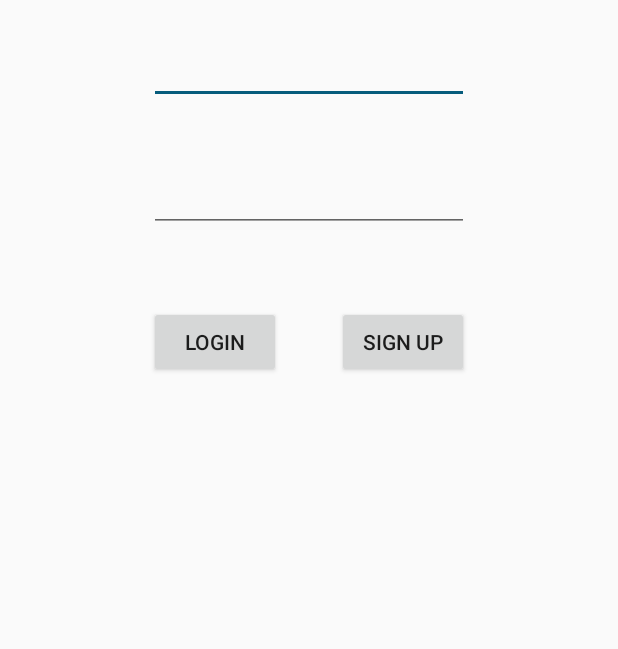
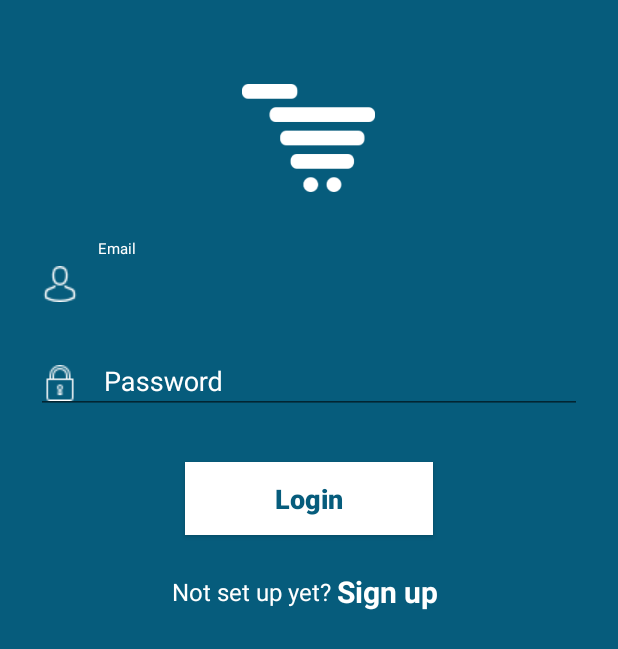
Before and after one commit to Mohammedkhaled95/MarketPlace, an Android app: the screen it shows after launch (LoginActivity), on a phone screen of 412 x 824 dp. Shown: the top 649 px of the screen. Run offline under Robolectric (Android 15) with nearby library versions, the phone set to English and light mode, and no system bars; our stand-ins replace Firebase (no records; nobody signed in at launch, a user with empty details on screens opened directly).

Commit message:
some changes login redesign

```diff
--- a/app/build.gradle
+++ b/app/build.gradle
@@ -4,7 +4,7 @@ android {
     compileSdkVersion 26
     defaultConfig {
         applicationId "com.example.khaled.shopz"
-        minSdkVersion 19
+        minSdkVersion 15
         targetSdkVersion 26
         versionCode 1
         versionName "1.0"
@@ -34,6 +34,9 @@ dependencies {
 
 
     implementation 'com.google.firebase:firebase-messaging:11.0.4'
+
+
+    implementation 'com.github.florent37:materialtextfield:1.0.7'
 }
 
 
--- a/app/src/main/AndroidManifest.xml
+++ b/app/src/main/AndroidManifest.xml
@@ -13,6 +13,12 @@
         android:roundIcon="@mipmap/ic_launcher_round"
         android:supportsRtl="true"
         android:theme="@style/AppTheme">
+
+        <service android:name=".FirebaseMessagingService">
+            <intent-filter>
+                <action android:name="com.google.firebase.MESSAGING_EVENT"/>
+            </intent-filter>
+        </service>
 
         <activity android:name=".MainActivity" />
         <activity android:name=".LoginActivity">
--- a/app/src/main/java/com/example/khaled/shopz/AddNewItemActivity.java
+++ b/app/src/main/java/com/example/khaled/shopz/AddNewItemActivity.java
@@ -116,15 +116,14 @@ public class AddNewItemActivity extends AppCompatActivity {
                     notification.setName("Mohammed");
                     notification.setPhone("0111480056561");
 
-                  /*
-                  *  mNotificationsRefernce.child(notiKey).setValue(notification)
+                    mNotificationsRefernce.child(notiKey).setValue(notification)
                    .addOnSuccessListener(new OnSuccessListener<Void>() {
                        @Override
                        public void onSuccess(Void aVoid) {
                            Toast.makeText(AddNewItemActivity.this, "success", Toast.LENGTH_SHORT).show();
 
                        }
-                   });*/
+                   });
                     saveNewProduct();
 
 
--- /dev/null
+++ b/app/src/main/res/drawable/edit_text_background.xml
@@ -0,0 +1,5 @@
+<shape xmlns:android="http://schemas.android.com/apk/res/android">
+    <stroke
+        android:width="2dp"
+        android:color="@color/colorWhite" />
+</shape>
--- /dev/null
+++ b/app/src/main/res/drawable/rounded_shape.xml
@@ -0,0 +1,13 @@
+<shape
+    xmlns:android="http://schemas.android.com/apk/res/android"
+    android:shape="rectangle"   >
+
+    <solid
+        android:color="@color/colorWhite" >
+    </solid>
+
+    <corners
+        android:radius="50dp"   >
+    </corners>
+
+</shape>
--- a/app/src/main/res/layout/activity_login.xml
+++ b/app/src/main/res/layout/activity_login.xml
@@ -1,55 +1,128 @@
 <?xml version="1.0" encoding="utf-8"?>
-<RelativeLayout xmlns:android="http://schemas.android.com/apk/res/android"
+<ScrollView xmlns:android="http://schemas.android.com/apk/res/android"
     xmlns:app="http://schemas.android.com/apk/res-auto"
-    xmlns:tools="http://schemas.android.com/tools"
     android:layout_width="match_parent"
     android:layout_height="match_parent"
-    tools:context="com.example.khaled.shopz.LoginActivity">
+    android:background="@color/colorMain"
+    android:fitsSystemWindows="true">
 
-    <EditText
-        android:id="@+id/email_edittext"
-        android:layout_width="wrap_content"
+    <LinearLayout
+        android:layout_width="match_parent"
         android:layout_height="wrap_content"
-        android:layout_alignParentTop="true"
-        android:layout_alignStart="@+id/password_edittext"
-        android:layout_marginTop="24dp"
-        android:ems="10"
-        android:inputType="textEmailAddress" />
+        android:orientation="vertical"
+        android:paddingLeft="24dp"
+        android:paddingRight="24dp"
+        android:paddingTop="56dp"
 
-    <EditText
-        android:id="@+id/password_edittext"
-        android:layout_width="wrap_content"
-        android:layout_height="wrap_content"
-        android:layout_below="@+id/email_edittext"
-        android:layout_centerHorizontal="true"
-        android:layout_marginTop="40dp"
-        android:ems="10"
-        android:inputType="textPassword" />
+        >
 
-    <Button
-        android:id="@+id/login_button"
-        android:layout_width="wrap_content"
-        android:layout_height="wrap_content"
-        android:layout_alignStart="@+id/password_edittext"
-        android:layout_below="@+id/password_edittext"
-        android:layout_marginTop="49dp"
-        android:text="login" />
+        <ImageView
+            android:layout_width="wrap_content"
+            android:layout_height="72dp"
+            android:layout_gravity="center_horizontal"
+            android:layout_marginBottom="24dp"
+            android:src="@drawable/logo_white" />
 
-    <Button
-        android:id="@+id/signup_button"
-        android:layout_width="wrap_content"
-        android:layout_height="wrap_content"
-        android:layout_alignBaseline="@+id/login_button"
-        android:layout_alignBottom="@+id/login_button"
-        android:layout_alignEnd="@+id/password_edittext"
-        android:text="sign up" />
+        <!-- Email Label -->
+        <android.support.design.widget.TextInputLayout
+            android:layout_width="match_parent"
+            android:layout_height="50dp"
+            android:layout_marginBottom="8dp"
+            android:layout_marginTop="8dp"
+            app:hintTextAppearance="@color/colorWhite"
+            android:textColorHint="@color/colorWhite"
+            >
 
-    <ProgressBar
-        android:id="@+id/login_progressBar"
-        style="?android:attr/progressBarStyle"
-        android:layout_width="wrap_content"
-        android:layout_height="wrap_content"
-        android:layout_above="@+id/login_button"
-        android:visibility="invisible"
-        android:layout_toStartOf="@+id/signup_button" />
-</RelativeLayout>
+            <EditText
+                android:id="@+id/input_email"
+                android:layout_width="match_parent"
+                android:layout_height="match_parent"
+                android:hint="  Email"
+                android:inputType="textEmailAddress"
+                android:singleLine="true"
+                android:textColor="@color/colorWhite"
+                android:drawableLeft="@drawable/username_icon"
+                android:drawablePadding="8dp"
+
+                />
+        </android.support.design.widget.TextInputLayout>
+
+        <!-- Password Label -->
+        <android.support.design.widget.TextInputLayout
+            android:layout_width="match_parent"
+            android:layout_height="50dp"
+            android:layout_marginBottom="8dp"
+            android:layout_marginTop="8dp"
+            android:textColorHint="@color/colorWhite"
+            app:hintTextAppearance="@color/colorWhite"
+            >
+
+            <EditText
+                android:id="@+id/input_password"
+                android:layout_width="match_parent"
+                android:layout_height="match_parent"
+                android:drawableLeft="@drawable/password_icon"
+                android:hint="  Password"
+                android:inputType="textPassword"
+                android:singleLine="true"
+                android:textColor="@color/colorWhite"
+                android:drawablePadding="8dp"
+
+                />
+        </android.support.design.widget.TextInputLayout>
+
+        <android.support.v7.widget.AppCompatButton
+            android:id="@+id/btn_login"
+            style="@style/AppTheme.RoundedCornerMaterialButton"
+            android:layout_width="165dp"
+            android:layout_height="wrap_content"
+            android:layout_marginBottom="24dp"
+            android:layout_marginTop="24dp"
+            android:background="#FFFFFF"
+            android:padding="12dp"
+            android:text="Login"
+            android:textAllCaps="false"
+            android:textColor="@color/colorMain"
+            android:textSize="18sp"
+            android:textStyle="bold"
+            android:layout_gravity="center"
+            />
+
+       <LinearLayout
+           android:layout_width="match_parent"
+           android:layout_height="wrap_content"
+           android:orientation="horizontal"
+           android:gravity="center_vertical|center_horizontal"
+
+           >
+           <TextView
+               android:layout_width="wrap_content"
+               android:layout_height="match_parent"
+               android:layout_marginBottom="24dp"
+               android:gravity="center"
+               android:textAllCaps="false"
+               android:text="Not set up yet? "
+               android:textColor="@color/colorWhite"
+               android:textSize="16dip"
+               android:layout_marginTop="8dp"
+
+               />
+           <TextView
+               android:id="@+id/link_signup"
+               android:layout_width="wrap_content"
+               android:layout_height="match_parent"
+               android:layout_marginBottom="24dp"
+               android:gravity="center"
+               android:textAllCaps="false"
+               android:text="Sign up "
+               android:textColor="@color/colorWhite"
+               android:textSize="20dip"
+               android:textStyle="bold"
+               android:layout_marginTop="8dp"
+
+
+               />
+       </LinearLayout>
+
+    </LinearLayout>
+</ScrollView>
--- a/app/src/main/res/values/colors.xml
+++ b/app/src/main/res/values/colors.xml
@@ -7,5 +7,6 @@
 
     <color name="colorMain">#065C7C</color>
     <color name="colorRed">#ff0000</color>
+    <color name="colorWhite">#FFFFFF</color>
 
 </resources>
--- a/app/src/main/res/values/styles.xml
+++ b/app/src/main/res/values/styles.xml
@@ -17,4 +17,8 @@
 
     <style name="AppTheme.PopupOverlay" parent="ThemeOverlay.AppCompat.Light" />
 
+    <style name="AppTheme.RoundedCornerMaterialButton" parent="Widget.AppCompat.Button.Colored">
+        <item name="android:background">@drawable/rounded_shape</item>
+    </style>
+
 </resources>
```
Also changed, not shown: app/src/main/java/com/example/khaled/shopz/FirebaseMessagingService.java (added, +44 -0 lines), app/src/main/java/com/example/khaled/shopz/LoginActivity.java (+123 -27 lines), app/src/main/res/drawable/ic_email_black_24dp.xml (added, +9 -0 lines), app/src/main/res/drawable-v21/emaillogo.png (added), app/src/main/res/drawable-v21/logo_white.png (added), app/src/main/res/drawable-v21/password_icon.png (added), app/src/main/res/drawable-v21/username_icon.png (added).
